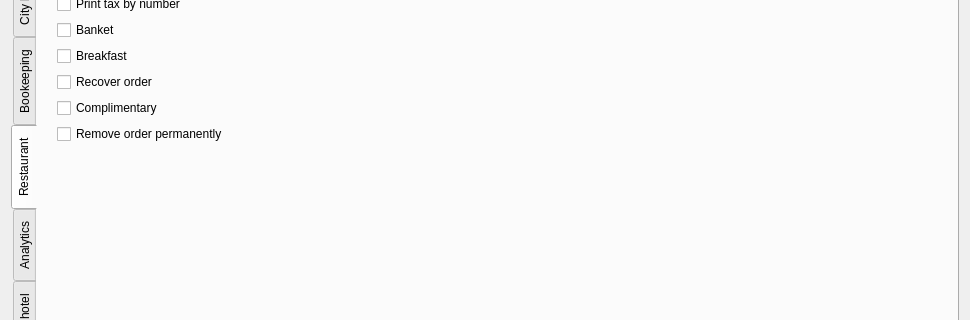
This is Resort/dlguserrights.ui in End1-1/Resort as Qt 5 draws it before an edit; both pictures show x 0 to 970 and y 288 to 608 of the 970 by 690 pixel window. The edited form follows.
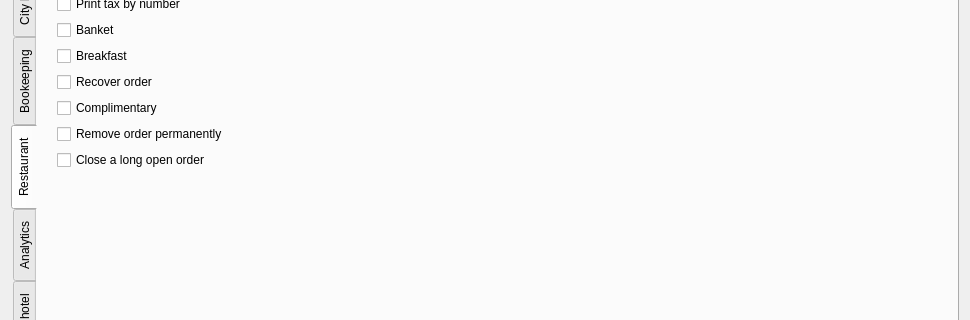
This is the edited form. The open tabs and pages were chosen to show the change. Custom widgets are drawn as their Qt base class.

Patch:
```diff
--- a/Resort/dlguserrights.ui
+++ b/Resort/dlguserrights.ui
@@ -1083,6 +1083,16 @@
          </property>
         </widget>
        </item>
+       <item>
+        <widget class="EQCheckBox" name="chCloseOldOpenOrder">
+         <property name="text">
+          <string>Close a long open order</string>
+         </property>
+         <property name="Tag" stdset="0">
+          <number>138</number>
+         </property>
+        </widget>
+       </item>
        <item>
         <spacer name="verticalSpacer_6">
          <property name="orientation">
```
Left out of the diff: 2 changed lines with no effect on the pictures.
